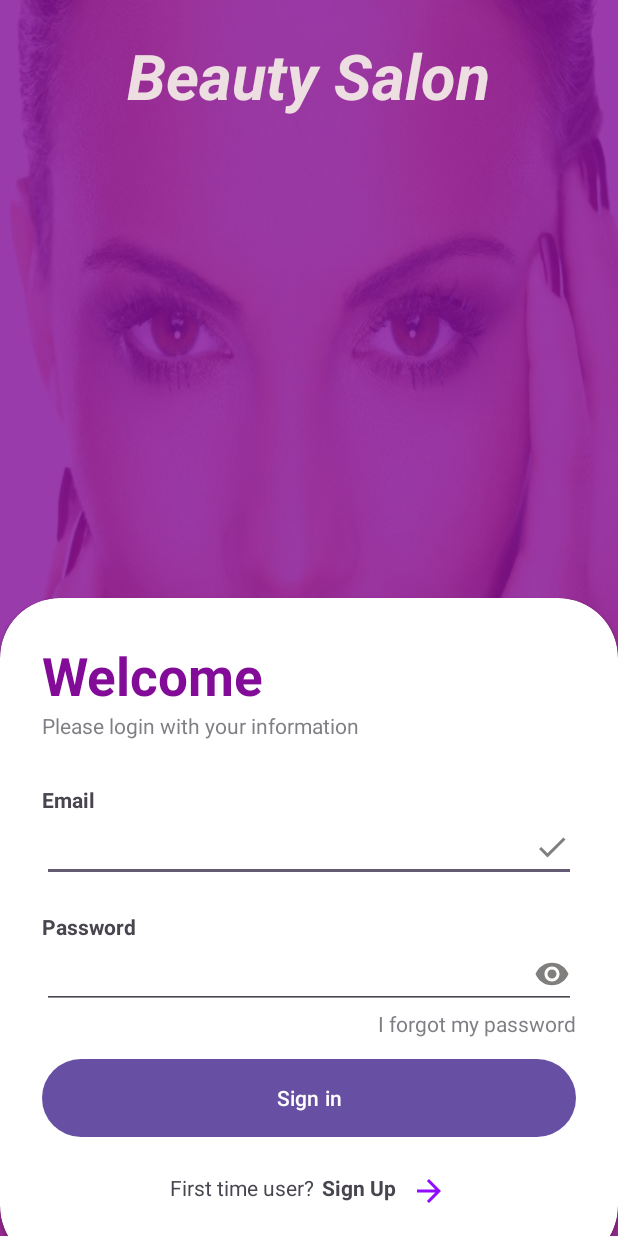
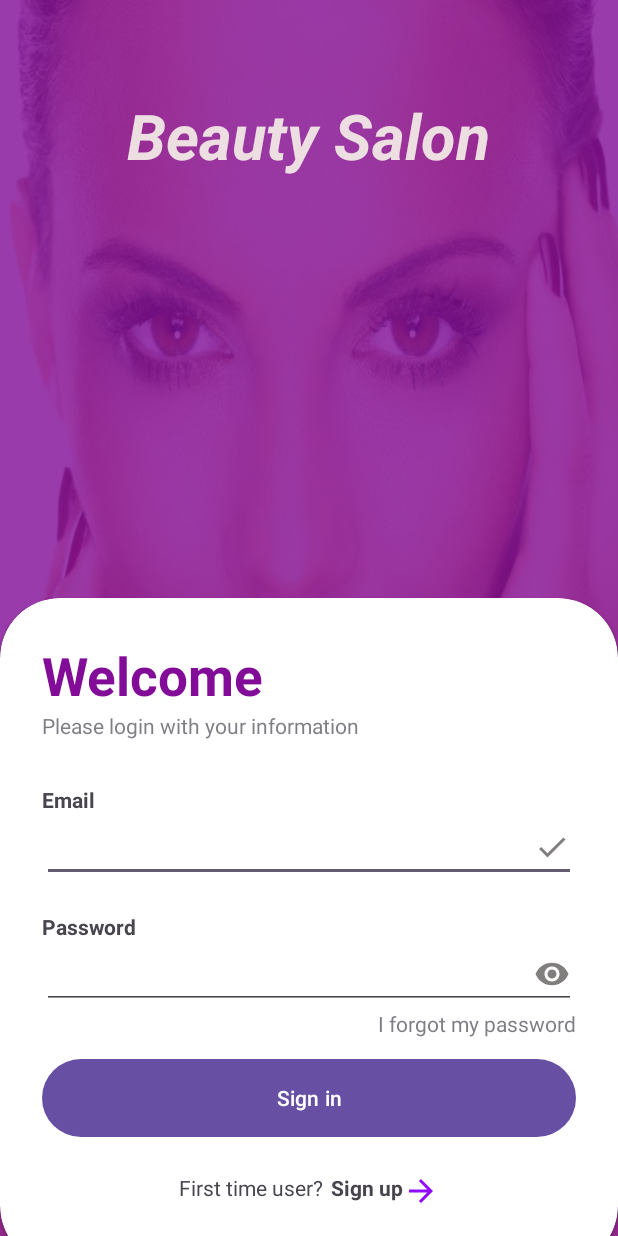
Before and after one commit to Karishma0407/VC-Mobile-Application, an Android app: the screen it shows after launch (MainActivity), on a phone screen of 412 x 824 dp. Run offline under Robolectric (Android 15) with nearby library versions, the phone set to English and light mode, and no system bars.

Commit message:
Login page Done

```diff
--- a/Salon Mobile App/SalonProject/app/src/main/AndroidManifest.xml
+++ b/Salon Mobile App/SalonProject/app/src/main/AndroidManifest.xml
@@ -13,6 +13,12 @@
         android:theme="@style/Theme.SalonProject"
         tools:targetApi="31">
         <activity
+            android:name=".AppointmentActivity"
+            android:exported="false" />
+        <activity
+            android:name=".HomePageActivity"
+            android:exported="false" />
+        <activity
             android:name=".MainActivity"
             android:exported="true">
             <intent-filter>
--- a/Salon Mobile App/SalonProject/app/src/main/java/com/example/salonproject/MainActivity.java
+++ b/Salon Mobile App/SalonProject/app/src/main/java/com/example/salonproject/MainActivity.java
@@ -2,13 +2,70 @@ package com.example.salonproject;
 
 import androidx.appcompat.app.AppCompatActivity;
 
+import android.content.Intent;
 import android.os.Bundle;
+import android.view.View;
+import android.widget.Button;
+import android.widget.EditText;
+import android.widget.TextView;
+import android.widget.Toast;
 
 public class MainActivity extends AppCompatActivity {
+
+    private EditText emailEditText;
+    private EditText pwdEditText;
+    private TextView forgotPwdTextView;
+    private TextView signUpTextView;
+    private Button signInButton;
+
+    private final String email = "admin@gmail.com";
+    private final String pwd = "admin";
+
+    boolean isValid = false;
 
     @Override
     protected void onCreate(Bundle savedInstanceState) {
         super.onCreate(savedInstanceState);
         setContentView(R.layout.activity_main);
+
+        emailEditText = findViewById(R.id.email_edit_text);
+        pwdEditText = findViewById(R.id.pwd_edit_text);
+
+        //Get the view of signin_button
+        signInButton = (Button) findViewById(R.id.signin_button);
+        signInButton.setOnClickListener(new View.OnClickListener() {
+            @Override
+            public void onClick(View view) {
+
+                String inputEmail = emailEditText.getText().toString();
+                String inputPwd = pwdEditText.getText().toString();
+
+                if(inputEmail.isEmpty() || inputPwd.isEmpty())
+                {
+                    Toast.makeText(MainActivity.this, "Please enter all the details correctly!", Toast.LENGTH_SHORT).show();
+                }
+                else {
+                    isValid = validate(inputEmail, inputPwd);
+
+                    if(!isValid){
+                        Toast.makeText(MainActivity.this, "Incorrect credentials entered!", Toast.LENGTH_SHORT).show();
+                    }else{
+                        //Add the code to go to new activity
+                        Intent intent = new Intent(MainActivity.this, HomePageActivity.class);
+                        startActivity(intent);
+                    }
+                }
+            }
+        });
+    }
+
+
+    private boolean validate(String emailValue, String pwdValue) {
+
+        if(emailValue.equals(email) && pwdValue.equals(pwd)){
+            return true;
+        }
+
+        return false;
     }
 }
--- a/Salon Mobile App/SalonProject/app/src/main/res/layout/activity_main.xml
+++ b/Salon Mobile App/SalonProject/app/src/main/res/layout/activity_main.xml
@@ -18,9 +18,7 @@
         android:layout_height="wrap_content"
         android:orientation="vertical"
         android:gravity="center"
-        android:padding="22dp"
-        >
-
+        android:padding="22dp">
         <TextView
             android:layout_width="wrap_content"
             android:layout_height="wrap_content"
@@ -28,8 +26,9 @@
             android:textStyle="italic|bold"
             android:fontFamily="sans-serif"
             android:textSize="42dp"
-            android:textColor="@color/white"/>
-
+            android:textColor="@color/white"
+            android:layout_marginTop="40dp"
+        />
     </LinearLayout>
 
     <androidx.cardview.widget.CardView
@@ -62,42 +61,49 @@
             <View
                 android:layout_width="wrap_content"
                 android:layout_height="30dp"/>
+
             <TextView
+                android:id="@+id/email_text_view"
                 android:layout_width="wrap_content"
                 android:layout_height="wrap_content"
-                android:text="Email"
-                android:textStyle="bold"/>
+                android:text="@string/email_text_view"
+                android:textStyle="bold" />
             <EditText
+                android:id="@+id/email_edit_text"
                 android:layout_width="match_parent"
                 android:layout_height="wrap_content"
-                android:inputType="textEmailAddress"
-                android:drawableEnd="@drawable/done_icon"/>
+                android:drawableEnd="@drawable/done_icon"
+                android:inputType="textEmailAddress" />
 
             <View
                 android:layout_width="wrap_content"
                 android:layout_height="20dp"/>
+
             <TextView
+                android:id="@+id/pwd_text_view"
                 android:layout_width="wrap_content"
                 android:layout_height="wrap_content"
-                android:text="Password"
-                android:textStyle="bold"/>
+                android:text="@string/pwd_text_view"
+                android:textStyle="bold" />
             <EditText
+                android:id="@+id/pwd_edit_text"
                 android:layout_width="match_parent"
                 android:layout_height="wrap_content"
-                android:inputType="textPassword"
-                android:drawableEnd="@drawable/redeye_icon"/>
+                android:drawableEnd="@drawable/redeye_icon"
+                android:inputType="textPassword" />
 
             <RelativeLayout
                 android:layout_width="match_parent"
                 android:layout_height="wrap_content">
 
                 <TextView
+                    android:id="@+id/forgot_pwd_text_view"
                     android:layout_width="wrap_content"
                     android:layout_height="wrap_content"
-                    android:text="I forgot my password"
+                    android:layout_alignParentEnd="true"
+                    android:layout_centerVertical="true"
                     android:alpha="0.7"
-                    android:layout_alignParentEnd="true"
-                    android:layout_centerVertical="true"/>
+                    android:text="@string/forgot_pwd_text_view" />
 
             </RelativeLayout>
 
@@ -105,11 +111,13 @@
                 android:layout_width="wrap_content"
                 android:layout_height="10dp"/>
 
-            <com.google.android.material.button.MaterialButton
+            <Button
+                android:id="@+id/signin_button"
                 android:layout_width="match_parent"
                 android:layout_height="60dp"
-                android:text="Sign in"
-                app:cornerRadius="32dp"/>
+                android:text="@string/signin_button"
+                app:cornerRadius="32dp" />
+
             <View
                 android:layout_width="wrap_content"
                 android:layout_height="10dp"/>
@@ -119,28 +127,19 @@
                 android:layout_height="wrap_content"
                 android:layout_gravity="center_horizontal"
                 android:padding="10dp">
-
             <TextView
                 android:layout_width="wrap_content"
                 android:layout_height="wrap_content"
                 android:text="First time user?"
                 />
-
                 <TextView
+                    android:id="@+id/signup_text_view"
                     android:layout_width="wrap_content"
                     android:layout_height="wrap_content"
-                    android:text="Sign Up"
-                    android:textStyle="bold"
                     android:layout_marginLeft="5dp"
-                    />
-
-                <TextView
-                    android:layout_width="wrap_content"
-                    android:layout_height="wrap_content"
-                    android:textStyle="bold"
-                    android:layout_marginLeft="10dp"
-                    android:drawableEnd="@drawable/signup_icon"/>
-
+                    android:drawableRight="@drawable/signup_icon"
+                    android:text="@string/signup_text_view"
+                    android:textStyle="bold" />
             </LinearLayout>
 
         </LinearLayout>
--- a/Salon Mobile App/SalonProject/app/src/main/res/values/strings.xml
+++ b/Salon Mobile App/SalonProject/app/src/main/res/values/strings.xml
@@ -1,3 +1,15 @@
 <resources>
     <string name="app_name">SalonProject</string>
+
+    <!--    MainActivity-->
+    <string name="email_text_view">Email</string>
+    <string name="email_edit_text"></string>
+    <string name="pwd_text_view">Password</string>
+    <string name="pwd_edit_text"></string>
+    <string name="forgot_pwd_text_view">I forgot my password</string>
+    <string name="signin_button">Sign in</string>
+    <string name="signup_text_view">Sign up</string>
+
+    <!--    HomePageActivity-->
+    <string name="appointment_button">Book an Appointment</string>
 </resources>
```
Also changed, not shown: Salon Mobile App/SalonProject/app/src/main/java/com/example/salonproject/AppointmentActivity.java (added, +14 -0 lines), Salon Mobile App/SalonProject/app/src/main/java/com/example/salonproject/HomePageActivity.java (added, +14 -0 lines), Salon Mobile App/SalonProject/app/src/main/res/layout/activity_appointment.xml (added, +9 -0 lines), Salon Mobile App/SalonProject/app/src/main/res/layout/activity_home_page.xml (added, +18 -0 lines).
